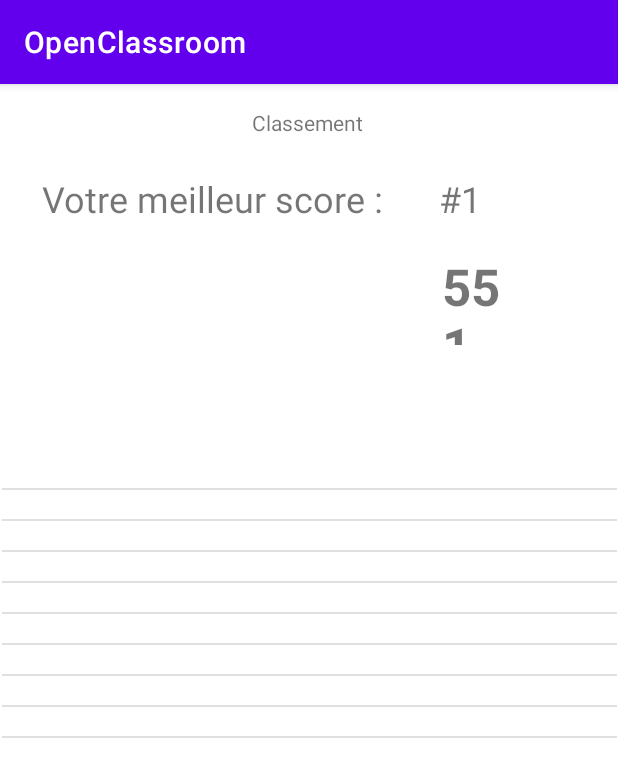
After one commit to Armadindon/AndroidESIEE, an Android app: the Leaderboard screen opened directly, with no data from a screen before it, on a phone screen of 412 x 824 dp. The commit adds this screen. Shown: the top 777 px of the screen. Run offline under Robolectric (Android 15) with nearby library versions, the phone set to English and light mode, and no system bars.

Commit message:
Leaderboard layout

```diff
--- a/app/src/main/AndroidManifest.xml
+++ b/app/src/main/AndroidManifest.xml
@@ -10,7 +10,7 @@
         android:supportsRtl="true"
         android:theme="@style/Theme.OpenClassroom" >
         <activity
-            android:name=".Scoreboard"
+            android:name=".Leaderboard"
             android:exported="false" />
         <activity
             android:name=".Menu"
--- /dev/null
+++ b/app/src/main/java/com/esiee/openclassroom/Leaderboard.java
@@ -0,0 +1,48 @@
+package com.esiee.openclassroom;
+
+import androidx.appcompat.app.AppCompatActivity;
+
+import android.os.Bundle;
+import android.widget.TextView;
+
+import java.util.ArrayList;
+import java.util.List;
+
+public class Leaderboard extends AppCompatActivity {
+
+    private List<TextView> ranks;
+    private TextView rank;
+    private TextView score;
+
+
+    @Override
+    protected void onCreate(Bundle savedInstanceState) {
+        super.onCreate(savedInstanceState);
+        setContentView(R.layout.leaderboard);
+
+        rank = findViewById(R.id.leaderboard_textview_rank);
+        score = findViewById(R.id.leaderboard_textview_score);
+
+        ranks = new ArrayList<TextView>();
+        ranks.add(findViewById(R.id.leaderboard_textview_rank1));
+        ranks.add(findViewById(R.id.leaderboard_textview_rank2));
+        ranks.add(findViewById(R.id.leaderboard_textview_rank3));
+        ranks.add(findViewById(R.id.leaderboard_textview_rank4));
+        ranks.add(findViewById(R.id.leaderboard_textview_rank5));
+        ranks.add(findViewById(R.id.leaderboard_textview_rank6));
+        ranks.add(findViewById(R.id.leaderboard_textview_rank7));
+        ranks.add(findViewById(R.id.leaderboard_textview_rank8));
+        ranks.add(findViewById(R.id.leaderboard_textview_rank9));
+        ranks.add(findViewById(R.id.leaderboard_textview_rank10));
+
+        String[] mockedPseudos = {"Kevindu93", "XxDark_SasukexX", "Alexdu76", "XxdarckpgmxXpro666",
+                "Le-Killeur-1998", "Cronomasturbe", "X-DarKiller-X", "Fan2charlie_uwu_baka",
+                "ProOtaku2010_gamer", "ShatonMls"};
+        int index = 0;
+        for (TextView text: ranks) {
+            rank.setText(mockedPseudos[index++]);
+        }
+        rank.setText("551");
+        score.setText("#1");
+    }
+}
--- a/app/src/main/java/com/esiee/openclassroom/Scoreboard.java
+++ /dev/null
@@ -1,14 +0,0 @@
-package com.esiee.openclassroom;
-
-import androidx.appcompat.app.AppCompatActivity;
-
-import android.os.Bundle;
-
-public class Scoreboard extends AppCompatActivity {
-
-    @Override
-    protected void onCreate(Bundle savedInstanceState) {
-        super.onCreate(savedInstanceState);
-        setContentView(R.layout.scoreboard);
-    }
-}
--- /dev/null
+++ b/app/src/main/res/layout/leaderboard.xml
@@ -0,0 +1,178 @@
+<?xml version="1.0" encoding="utf-8"?>
+<androidx.constraintlayout.widget.ConstraintLayout xmlns:android="http://schemas.android.com/apk/res/android"
+    xmlns:app="http://schemas.android.com/apk/res-auto"
+    xmlns:tools="http://schemas.android.com/tools"
+    android:layout_width="match_parent"
+    android:layout_height="match_parent"
+    tools:context=".Leaderboard">
+
+    <TextView
+        android:id="@+id/leaderboard_textview_title"
+        android:layout_width="wrap_content"
+        android:layout_height="wrap_content"
+        android:layout_marginTop="16dp"
+        android:text="@string/leaderboard"
+        app:layout_constraintEnd_toEndOf="parent"
+        app:layout_constraintHorizontal_bias="0.498"
+        app:layout_constraintStart_toStartOf="parent"
+        app:layout_constraintTop_toTopOf="parent" />
+
+    <TextView
+        android:id="@+id/leaderboard_textview_best_score"
+        android:layout_width="229dp"
+        android:layout_height="36dp"
+        android:layout_marginStart="28dp"
+        android:layout_marginTop="60dp"
+        android:text="@string/best_score"
+        android:textSize="24sp"
+        app:layout_constraintStart_toStartOf="parent"
+        app:layout_constraintTop_toTopOf="parent" />
+
+    <TextView
+        android:id="@+id/leaderboard_textview_score"
+        android:layout_width="85dp"
+        android:layout_height="36dp"
+        android:layout_marginTop="60dp"
+        android:text=""
+        android:textSize="24sp"
+        app:layout_constraintEnd_toEndOf="parent"
+        app:layout_constraintHorizontal_bias="0.506"
+        app:layout_constraintStart_toEndOf="@+id/leaderboard_textview_best_score"
+        app:layout_constraintTop_toTopOf="parent" />
+
+    <TextView
+        android:id="@+id/leaderboard_textview_rank"
+        android:layout_width="53dp"
+        android:layout_height="62dp"
+        android:layout_marginTop="16dp"
+        android:layout_marginEnd="64dp"
+        android:text=""
+        android:textSize="34sp"
+        android:textStyle="bold"
+        app:layout_constraintEnd_toEndOf="parent"
+        app:layout_constraintTop_toBottomOf="@+id/leaderboard_textview_score" />
+
+    <LinearLayout
+        android:layout_width="410dp"
+        android:layout_height="514dp"
+        android:layout_marginBottom="4dp"
+        android:orientation="vertical"
+        app:layout_constraintBottom_toBottomOf="parent"
+        app:layout_constraintEnd_toEndOf="parent"
+        app:layout_constraintStart_toStartOf="parent">
+
+        <TextView
+            android:id="@+id/leaderboard_textview_rank1"
+            android:layout_width="match_parent"
+            android:layout_height="wrap_content"
+            android:text="" />
+
+        <View
+            android:id="@+id/leaderboard_divider1"
+            android:layout_width="match_parent"
+            android:layout_height="1dp"
+            android:background="?android:attr/listDivider" />
+
+        <TextView
+            android:id="@+id/leaderboard_textview_rank2"
+            android:layout_width="match_parent"
+            android:layout_height="wrap_content"
+            android:text="" />
+
+        <View
+            android:id="@+id/leaderboard_divider2"
+            android:layout_width="match_parent"
+            android:layout_height="1dp"
+            android:background="?android:attr/listDivider" />
+
+        <TextView
+            android:id="@+id/leaderboard_textview_rank3"
+            android:layout_width="match_parent"
+            android:layout_height="wrap_content"
+            android:text="" />
+
+        <View
+            android:id="@+id/leaderboard_divider3"
+            android:layout_width="match_parent"
+            android:layout_height="1dp"
+            android:background="?android:attr/listDivider" />
+
+        <TextView
+            android:id="@+id/leaderboard_textview_rank4"
+            android:layout_width="match_parent"
+            android:layout_height="wrap_content"
+            android:text="" />
+
+        <View
+            android:id="@+id/leaderboard_divider4"
+            android:layout_width="match_parent"
+            android:layout_height="1dp"
+            android:background="?android:attr/listDivider" />
+
+        <TextView
+            android:id="@+id/leaderboard_textview_rank5"
+            android:layout_width="match_parent"
+            android:layout_height="wrap_content"
+/>
+
+        <View
+            android:id="@+id/leaderboard_divider5"
+            android:layout_width="match_parent"
+            android:layout_height="1dp"
+            android:background="?android:attr/listDivider" />
+
+        <TextView
+            android:id="@+id/leaderboard_textview_rank6"
+            android:layout_width="match_parent"
+            android:layout_height="wrap_content"
+            android:text="" />
+
+        <View
+            android:id="@+id/leaderboard_divider6"
+            android:layout_width="match_parent"
+            android:layout_height="1dp"
+            android:background="?android:attr/listDivider" />
+
+        <TextView
+            android:id="@+id/leaderboard_textview_rank7"
+            android:layout_width="match_parent"
+            android:layout_height="wrap_content"
+            android:text="" />
+
+        <View
+            android:id="@+id/leaderboard_divider7"
+            android:layout_width="match_parent"
+            android:layout_height="1dp"
+            android:background="?android:attr/listDivider" />
+
+        <TextView
+            android:id="@+id/leaderboard_textview_rank8"
+            android:layout_width="match_parent"
+            android:layout_height="wrap_content"
+            android:text="" />
+
+        <View
+            android:id="@+id/leaderboard_divider8"
+            android:layout_width="match_parent"
+            android:layout_height="1dp"
+            android:background="?android:attr/listDivider" />
+
+        <TextView
+            android:id="@+id/leaderboard_textview_rank9"
+            android:layout_width="match_parent"
+            android:layout_height="wrap_content"
+            android:text="" />
+
+        <View
+            android:id="@+id/leaderboard_divider9"
+            android:layout_width="match_parent"
+            android:layout_height="1dp"
+            android:background="?android:attr/listDivider" />
+
+        <TextView
+            android:id="@+id/leaderboard_textview_rank10"
+            android:layout_width="match_parent"
+            android:layout_height="wrap_content"
+            android:text="" />
+    </LinearLayout>
+</androidx.constraintlayout.widget.ConstraintLayout>
--- a/app/src/main/res/layout/scoreboard.xml
+++ /dev/null
@@ -1,9 +0,0 @@
-<?xml version="1.0" encoding="utf-8"?>
-<androidx.constraintlayout.widget.ConstraintLayout xmlns:android="http://schemas.android.com/apk/res/android"
-    xmlns:app="http://schemas.android.com/apk/res-auto"
-    xmlns:tools="http://schemas.android.com/tools"
-    android:layout_width="match_parent"
-    android:layout_height="match_parent"
-    tools:context=".Scoreboard">
-
-</androidx.constraintlayout.widget.ConstraintLayout>
--- a/app/src/main/res/values/strings.xml
+++ b/app/src/main/res/values/strings.xml
@@ -41,4 +41,7 @@
     <string name="finish_alert_title">Bien joué !</string>
     <string name="finish_final_score">Votre score final est de : </string>
     <string name="finish_final_button">OK</string>
+    <string name="leaderboard">Classement</string>
+    <string name="best_score">Votre meilleur score :</string>
+
 </resources>
```
Also changed, not shown: 1 other file.
